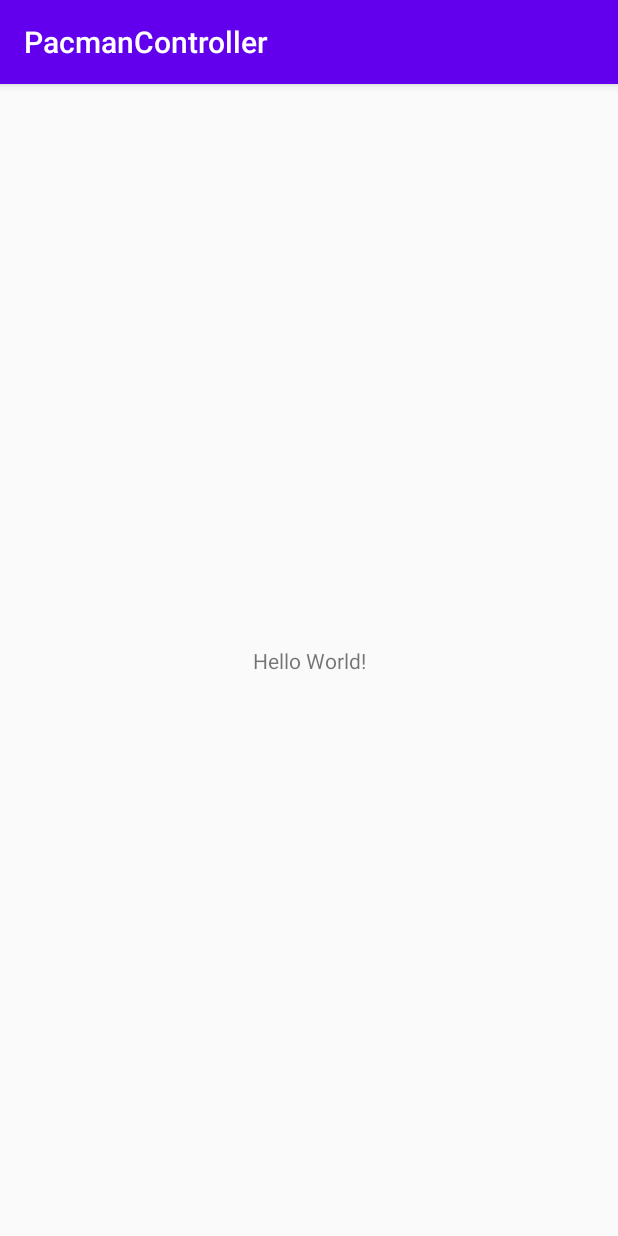
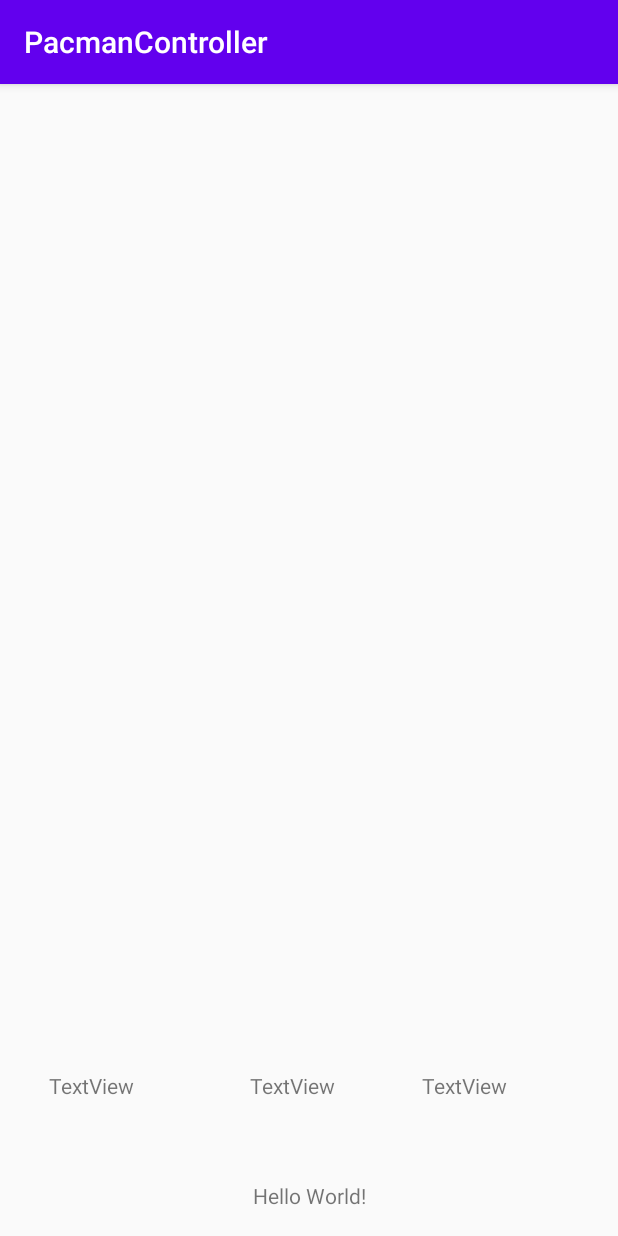
Before and after one commit to luisguz23/PacmanController, an Android app: the screen it shows after launch (MainActivity), on a phone screen of 412 x 824 dp. Run offline under Robolectric (Android 15) with nearby library versions, the phone set to English and light mode, and no system bars.

Commit message:
Se regresa al punto donde funcionaba el acelerometro

```diff
--- a/app/src/main/AndroidManifest.xml
+++ b/app/src/main/AndroidManifest.xml
@@ -1,6 +1,9 @@
 <?xml version="1.0" encoding="utf-8"?>
 <manifest xmlns:android="http://schemas.android.com/apk/res/android"
     xmlns:tools="http://schemas.android.com/tools">
+
+    <uses-permission android:name="android.permission.SENSOR_ACCELEROMETER" />
+
 
     <application
         android:allowBackup="true"
--- a/app/src/main/java/com/example/pacmancontroller/MainActivity.java
+++ b/app/src/main/java/com/example/pacmancontroller/MainActivity.java
@@ -3,11 +3,90 @@ package com.example.pacmancontroller;
 import android.support.v7.app.AppCompatActivity;
 import android.os.Bundle;
 
-public class MainActivity extends AppCompatActivity {
+import android.content.Context;
+import android.hardware.Sensor;
+import android.hardware.SensorEvent;
+import android.hardware.SensorEventListener;
+import android.hardware.SensorManager;
+//import android.support.v7.app.AppCompatActivity;
+//import android.os.Bundle;
+import android.widget.TextView;
+
+import java.util.Timer;
+import java.util.TimerTask;
+
+public class MainActivity extends AppCompatActivity implements SensorEventListener{
+
+    TextView textView1;
+    TextView textView2;
+    TextView textView3;
+
+    private SensorManager sensorManager;
+    private Sensor accelerometer;
+
+    private Timer timer;
 
     @Override
     protected void onCreate(Bundle savedInstanceState) {
         super.onCreate(savedInstanceState);
         setContentView(R.layout.activity_main);
+
+        textView1 = findViewById(R.id.textView3);
+        textView2 = findViewById(R.id.textView2);
+        textView3 = findViewById(R.id.textView);
+
+        sensorManager = (SensorManager) getSystemService(Context.SENSOR_SERVICE);
+        accelerometer = sensorManager.getDefaultSensor(Sensor.TYPE_ACCELEROMETER);
+
+        timer = new Timer();
+        timer.scheduleAtFixedRate(new TimerTask() {
+            @Override
+            public void run() {
+                //updateValues();
+            }
+        }, 0, 100);
+    }
+
+    @Override
+    protected void onResume() {
+        super.onResume();
+        sensorManager.registerListener((SensorEventListener) this, accelerometer, SensorManager.SENSOR_DELAY_NORMAL);
+    }
+
+    @Override
+    protected void onPause() {
+        super.onPause();
+        sensorManager.unregisterListener(this);
+    }
+
+    @Override
+    public void onSensorChanged(SensorEvent event) {
+        if (event.sensor.getType() == Sensor.TYPE_ACCELEROMETER) {
+            float x = event.values[0];
+            float y = event.values[1];
+            float z = event.values[2];
+
+            // Aquí puedes utilizar los valores de x, y, z para realizar la lógica necesaria en tu proyecto
+            textView1.setText("X: " + String.format("%.2f", x));
+            textView2.setText("Y: " + String.format("%.2f", y));
+            textView3.setText("Z: " + String.format("%.2f", z));
+
+        }
+    }
+
+    /*private void updateValues() {
+        runOnUiThread(new Runnable() {
+            @Override
+            public void run() {
+                textView1.setText("X: ");
+                textView2.setText("Y: ");
+                textView3.setText("Z: ");
+            }
+        });
+    }*/
+
+    @Override
+    public void onAccuracyChanged(Sensor sensor, int accuracy) {
+        // No necesitas implementar este método para utilizar el acelerómetro
     }
 }
--- a/app/src/main/res/layout/activity_main.xml
+++ b/app/src/main/res/layout/activity_main.xml
@@ -7,12 +7,45 @@
     tools:context=".MainActivity">
 
     <TextView
+        android:id="@+id/textView2"
+        android:layout_width="79dp"
+        android:layout_height="30dp"
+        android:layout_marginBottom="80dp"
+        android:text="TextView"
+        app:layout_constraintBottom_toBottomOf="parent"
+        app:layout_constraintEnd_toEndOf="parent"
+        app:layout_constraintStart_toStartOf="parent" />
+
+    <TextView
+        android:id="@+id/textView3"
+        android:layout_width="79dp"
+        android:layout_height="30dp"
+        android:layout_marginBottom="80dp"
+        android:text="TextView"
+        app:layout_constraintBottom_toBottomOf="parent"
+        app:layout_constraintEnd_toEndOf="parent"
+        app:layout_constraintHorizontal_bias="0.846"
+        app:layout_constraintStart_toStartOf="parent" />
+
+    <TextView
         android:layout_width="wrap_content"
         android:layout_height="wrap_content"
         android:text="Hello World!"
         app:layout_constraintBottom_toBottomOf="parent"
         app:layout_constraintEnd_toEndOf="parent"
         app:layout_constraintStart_toStartOf="parent"
-        app:layout_constraintTop_toTopOf="parent" />
+        app:layout_constraintTop_toTopOf="parent"
+        app:layout_constraintVertical_bias="0.977" />
+
+    <TextView
+        android:id="@+id/textView"
+        android:layout_width="79dp"
+        android:layout_height="30dp"
+        android:layout_marginBottom="80dp"
+        android:text="@string/textview2"
+        app:layout_constraintBottom_toBottomOf="parent"
+        app:layout_constraintEnd_toEndOf="parent"
+        app:layout_constraintHorizontal_bias="0.099"
+        app:layout_constraintStart_toStartOf="parent" />
 
 </android.support.constraint.ConstraintLayout>
--- a/app/src/main/res/values/strings.xml
+++ b/app/src/main/res/values/strings.xml
@@ -1,3 +1,4 @@
 <resources>
     <string name="app_name">PacmanController</string>
+    <string name="textview2">TextView</string>
 </resources>
```
